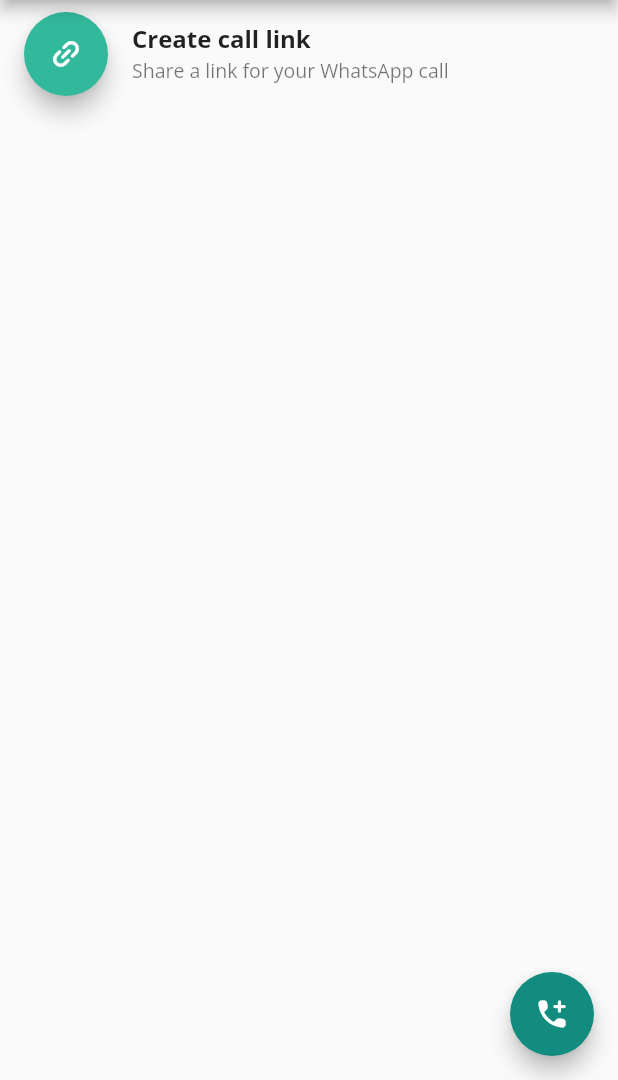
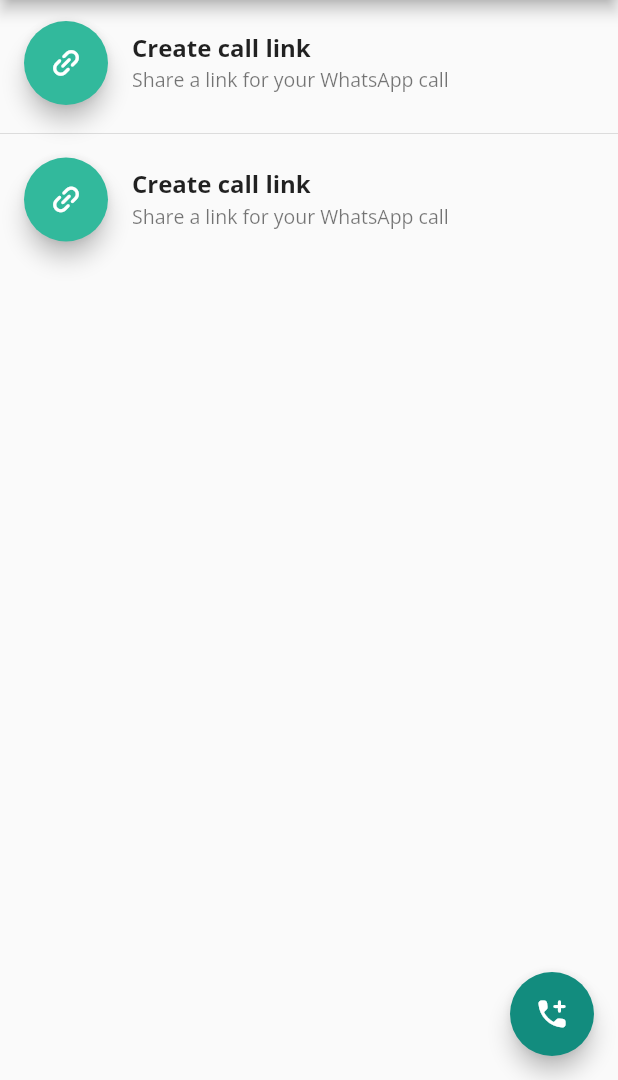
Before and after one commit to NimeshPiyumantha/Flutter_Chat_App, a Flutter app: the screen it shows after launch, tab 4 chosen, on a phone screen of 412 x 824 dp, the part 156-1236 px from its top. Run offline on Flutter 3.47's test engine with Material 2 defaults, Android fonts, the phone set to English and light mode, and no system bars.

Commit message:
Add Divide

```diff
--- a/lib/pages/calls_page.dart
+++ b/lib/pages/calls_page.dart
@@ -17,8 +17,38 @@
         child: const Icon(Icons.add_ic_call_rounded),
       ),
       body: ListView(
-        children: const [
-          CustomCallCard(),
+        children: [
+          const SizedBox(
+            height: 6,
+          ),
+          ListTile(
+            leading: FloatingActionButton(
+              backgroundColor: const Color.fromARGB(255, 50, 185, 156),
+              onPressed: () {},
+              child: Transform.rotate(
+                angle: 135 * 3.1415927 / 180,
+                child: const Icon(Icons.link_rounded),
+              ),
+            ),
+            title: const Text(
+              "Create call link",
+              style: TextStyle(
+                fontSize: 16,
+                fontWeight: FontWeight.bold,
+              ),
+            ),
+            subtitle: const Text(
+              "Share a link for your WhatsApp call",
+              style: TextStyle(
+                fontSize: 13,
+              ),
+            ),
+          ),
+          const SizedBox(
+            height: 3,
+          ),
+          const Divider(),
+          const CustomCallCard(),
         ],
       ),
     );
```
